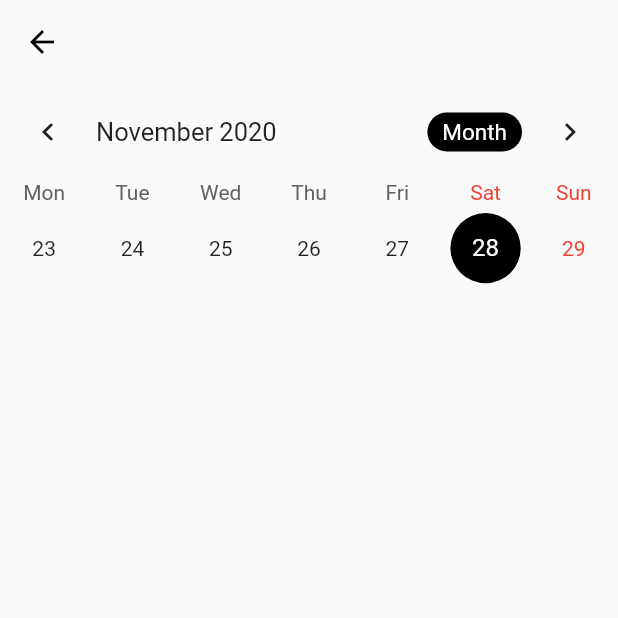
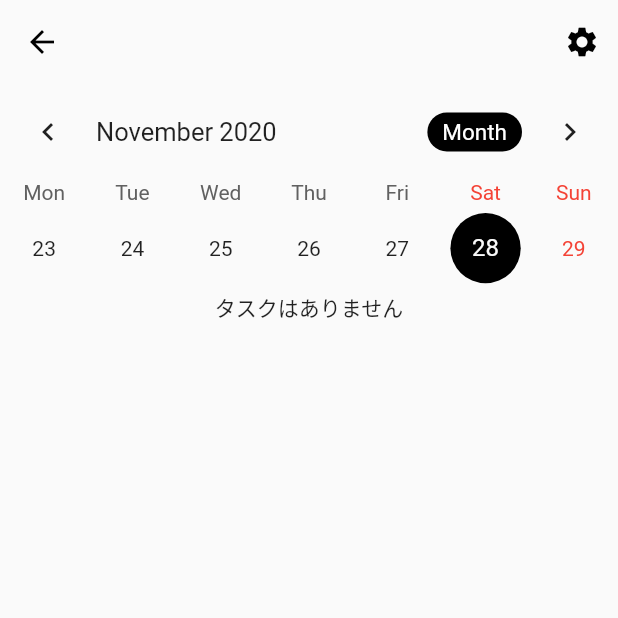
Before and after one commit to harukitosa/taptime, a Flutter app: the CalendarPage screen opened by its route, on a phone screen of 412 x 824 dp, the top half of it. Run offline on Flutter 3.47's test engine with Material 2 defaults, Android fonts, the phone set to English and light mode, and no system bars; drawn by our look-alikes of table_calendar; our stand-ins replace sqflite; accounts and stored records are empty.

Commit message:
setting-1

```diff
--- a/lib/main.dart
+++ b/lib/main.dart
@@ -1,7 +1,9 @@
 import 'package:flutter/material.dart';
 import 'package:sagyoou/page/Calendar.dart';
 import 'package:sagyoou/page/Home.dart';
+import 'package:sagyoou/page/Setting.dart';
 
+/// TapTime 玄人むけの時間管理アプリ
 void main() {
   runApp(MyApp());
 }
@@ -19,6 +21,7 @@ class MyApp extends StatelessWidget {
       routes: {
         '/': (context) => HomePage(),
         '/calendar': (context) => CalendarPage(),
+        '/setting': (context) => SettingPage(),
       },
     );
   }
--- a/lib/page/Calendar.dart
+++ b/lib/page/Calendar.dart
@@ -3,7 +3,6 @@ import 'package:sagyoou/di.dart';
 import 'package:sagyoou/model/task.dart';
 import 'package:sagyoou/model/task_detail.dart';
 import 'package:sagyoou/model/type.dart';
-import 'package:sagyoou/usecase/get_task_by_day.dart';
 import 'package:sagyoou/usecase/task_usecase.dart';
 import 'package:sagyoou/usecase/type_usecase.dart';
 import 'package:table_calendar/table_calendar.dart';
@@ -20,6 +19,17 @@ class CalendarPage extends StatelessWidget {
         ),
         backgroundColor: Colors.transparent,
         elevation: 0.0,
+        actions: [
+          IconButton(
+            icon: Icon(
+              Icons.settings,
+              color: Colors.black,
+            ),
+            onPressed: () {
+              Navigator.of(context).pushNamed("/setting");
+            },
+          ),
+        ],
       ),
       body: Container(
         child: Column(
@@ -130,7 +140,27 @@ class _CalendarViewState extends State<CalendarView> {
             // onVisibleDaysChanged: _onVisibleDaysChanged,
             // onCalendarCreated: _onCalendarCreated,
           ),
-          Flexible(
+          _switchTaskWidget(context),
+        ],
+      ),
+    );
+  }
+
+  Widget _switchTaskWidget(BuildContext context) {
+    if (_taskList.length > 0) {
+      return _taskListWidget(context);
+    }
+    return _noTaskWidget(context);
+  }
+
+  Widget _noTaskWidget(BuildContext context) {
+    return Center(
+      child: Text("タスクはありません"),
+    );
+  }
+
+  Widget _taskListWidget(BuildContext context) {
+    return Flexible(
       child: ListView.builder(
         itemBuilder: (BuildContext context, int index) {
           return Container(
@@ -166,9 +196,6 @@ class _CalendarViewState extends State<CalendarView> {
         },
         itemCount: _taskList.length,
       ),
-          ),
-        ],
-      ),
     );
   }
 }
```
Also changed, not shown: lib/di.dart (+0 -12 lines), lib/page/Setting.dart (added, +35 -0 lines), lib/usecase/get_task_by_day.dart (deleted, +0 -33 lines). Lines whose indentation alone changed are shown as unchanged.
